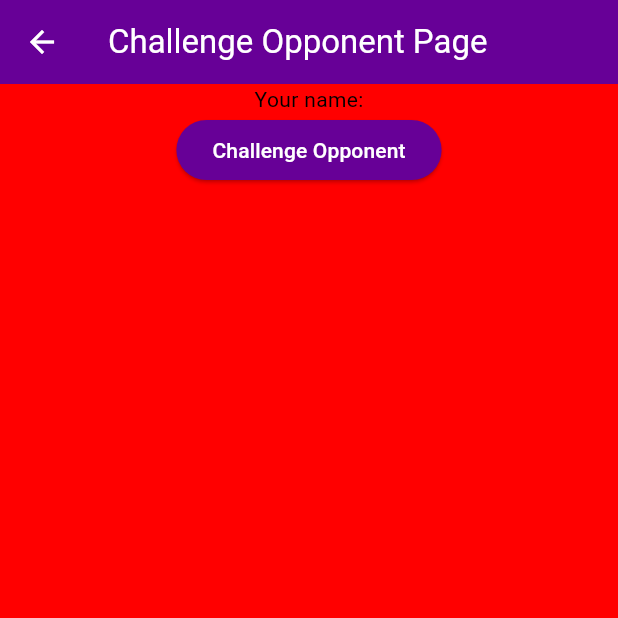
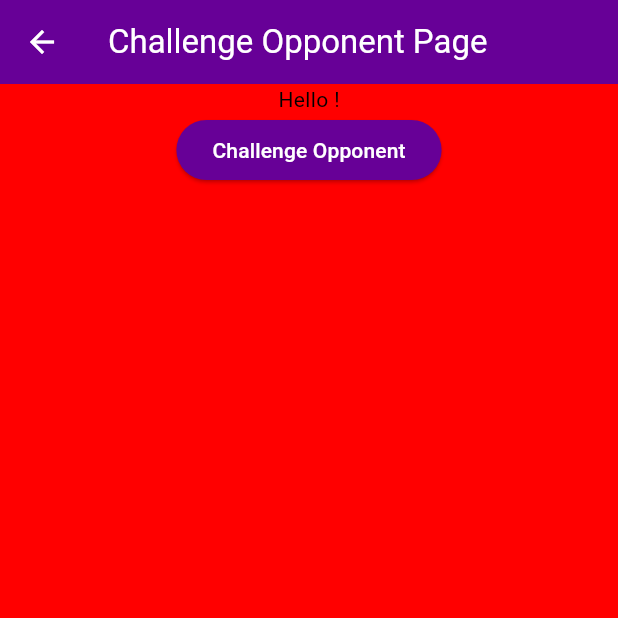
Before and after one commit to h3nse/Brew-Battles, a Flutter app: the ChallengeOpponentPage screen opened directly, on a phone screen of 412 x 824 dp, the top half of it. Run offline on Flutter 3.47's test engine with Material 3 defaults, Android fonts, the phone set to English and light mode, and no system bars; our stand-ins replace flutter_dotenv, supabase_flutter; accounts and stored records are empty.

```diff
--- a/lib/Pages/challenge_opponent_page.dart
+++ b/lib/Pages/challenge_opponent_page.dart
@@ -1,3 +1,4 @@
+import 'package:brew_battles/Global/player.dart';
 import 'package:flutter/material.dart';
 
 class ChallengeOpponentPage extends StatefulWidget {
@@ -20,7 +21,7 @@ class _ChallengeOpponentPageState extends State<ChallengeOpponentPage> {
         child: Column(
           crossAxisAlignment: CrossAxisAlignment.center,
           children: [
-            const Text('Your name:'),
+            Text('Hello ${Player().name}!'),
             ElevatedButton(
               style: ButtonStyle(
                 backgroundColor: MaterialStateProperty.all<Color>(
```
Also changed, not shown: lib/Pages/front_page.dart (+8 -3 lines).
